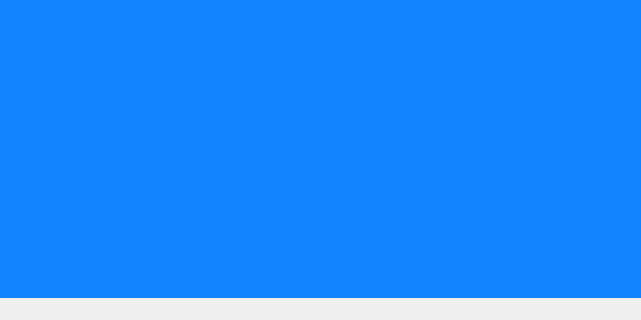
Fridanylund/LSI, file LSI Project GUI/LSI Project GUI/LSIProjectGUI.ui: the form before one commit; both pictures show x 0 to 641 and y 384 to 704 of the 1252 by 704 pixel window.
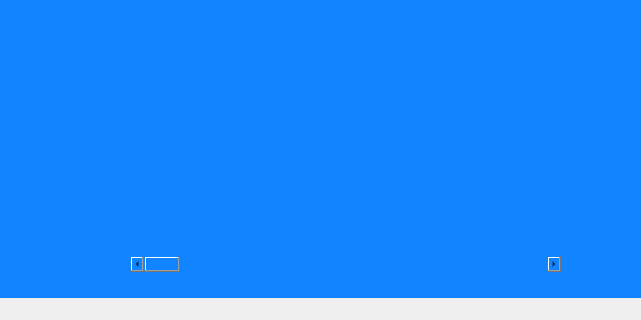
The form after the commit. Custom widgets are drawn as their Qt base class.

What changed in the file:
```diff
--- a/LSI Project GUI/LSI Project GUI/LSIProjectGUI.ui
+++ b/LSI Project GUI/LSI Project GUI/LSIProjectGUI.ui
@@ -544,7 +544,7 @@
     <property name="geometry">
      <rect>
       <x>130</x>
-      <y>490</y>
+      <y>480</y>
       <width>431</width>
       <height>161</height>
      </rect>
@@ -738,6 +738,19 @@
      <string>Turn on laser</string>
     </property>
    </widget>
+   <widget class="QScrollBar" name="horizontalScrollBar">
+    <property name="geometry">
+     <rect>
+      <x>130</x>
+      <y>640</y>
+      <width>431</width>
+      <height>16</height>
+     </rect>
+    </property>
+    <property name="orientation">
+     <enum>Qt::Horizontal</enum>
+    </property>
+   </widget>
   </widget>
   <widget class="QMenuBar" name="menuBar">
    <property name="geometry">
```
